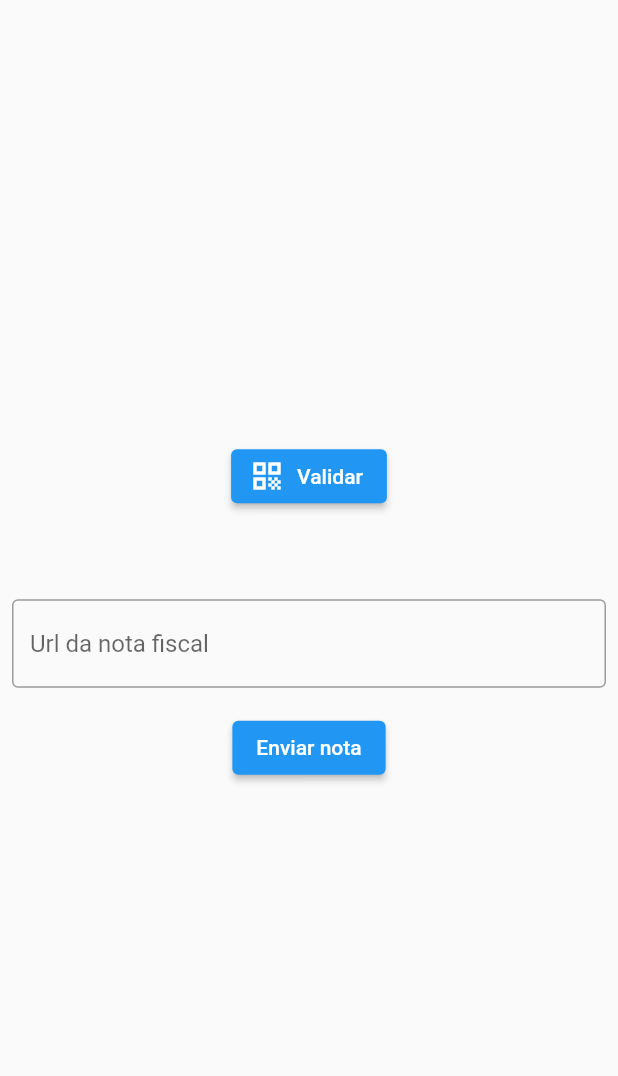
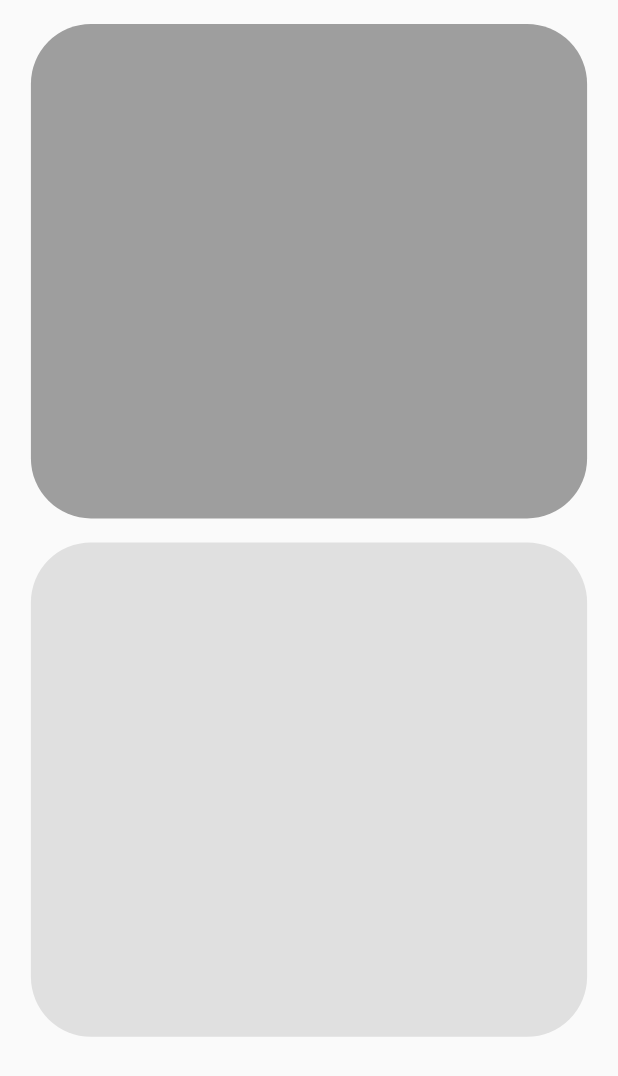
Before and after one commit to lucasbarretoluz/AppGerenciamentoFinanceiro, a Flutter app: the QRCodePage screen opened directly, on a phone screen of 412 x 824 dp. Shown: the top 1076 px of the screen. Run offline on Flutter 3.47's test engine with Material 2 defaults, Android fonts, the phone set to English and light mode, and no system bars; our stand-ins replace cloud_firestore, firebase_auth, firebase_core, table_calendar; missing offline and left inert: flutter_barcode_scanner; accounts and stored records are empty.

Commit message:
Construção tela captura de nota fiscal

```diff
--- a/flutter_application/lib/src/pages/mainPage.dart
+++ b/flutter_application/lib/src/pages/mainPage.dart
@@ -128,7 +128,7 @@ class _MainPageState extends State<MainPage> {
                 child: Column(
                   crossAxisAlignment: CrossAxisAlignment.start,
                   children: <Widget>[
-                    _appBar(),
+                    // _appBar(),
                     Expanded(
                       child: AnimatedSwitcher(
                         duration: Duration(milliseconds: 300),
--- a/flutter_application/lib/src/pages/qrcodePage.dart
+++ b/flutter_application/lib/src/pages/qrcodePage.dart
@@ -1,4 +1,5 @@
 import 'package:flutter/material.dart';
+import 'package:flutter_application/src/themes/light_color.dart';
 import 'package:flutter_barcode_scanner/flutter_barcode_scanner.dart';
 import 'dart:async';
 
@@ -10,8 +11,12 @@ class QRCodePage extends StatefulWidget {
 }
 
 class _QRCodePageState extends State<QRCodePage> {
+  late double height, width;
+
   String ticket = '';
   List<String> tickets = [];
+
+  get children => null;
 
   readQRCode() async {
     String code = await FlutterBarcodeScanner.scanBarcode(
@@ -39,43 +44,78 @@ class _QRCodePageState extends State<QRCodePage> {
 
   @override
   Widget build(BuildContext context) {
+    height = MediaQuery.of(context).size.height;
+    width = MediaQuery.of(context).size.width;
     return Scaffold(
-      body: Container(
-        width: MediaQuery.of(context).size.width,
-        child: Column(
-          mainAxisAlignment: MainAxisAlignment.center,
-          crossAxisAlignment: CrossAxisAlignment.center,
+      body: Stack(
         children: [
-            if (ticket != '')
-              Padding(
-                padding: EdgeInsets.only(bottom: 24.0),
-                child: Text(
-                  'Ticket: $ticket',
-                  style: TextStyle(fontSize: 20),
+          Column(
+            children: [
+              SizedBox(height: 16),
+              Center(
+                child: Container(
+                  // padding: const EdgeInsets.only(left: 16.0, right: 16.0),
+                  height: height * .4,
+                  width: width * .9,
+                  decoration: BoxDecoration(
+                    color: Colors.grey[500],
+                    borderRadius: BorderRadius.circular(40),
                   ),
                 ),
-            ElevatedButton.icon(
-              onPressed: readQRCode,
-              icon: Icon(Icons.qr_code),
-              label: Text('Validar'),
               ),
-            const SizedBox(height: 50),
-            Padding(
-              padding: const EdgeInsets.all(8.0),
-              child: TextField(
-                decoration: InputDecoration(
-                    hintText: 'Url da nota fiscal',
-                    border: OutlineInputBorder()),
+              SizedBox(height: 16),
+              Center(
+                child: Container(
+                  height: height * .4,
+                  width: width * .9,
+                  decoration: BoxDecoration(
+                    color: Colors.grey[300],
+                    borderRadius: BorderRadius.circular(40),
                   ),
                 ),
-            Padding(
-              padding: const EdgeInsets.all(8.0),
-              child:
-                  ElevatedButton(onPressed: () {}, child: Text('Enviar nota')),
               ),
             ],
           ),
+        ],
       ),
+
+      // body: Container(
+      //   height: MediaQuery.of(context).size.height,
+      //   width: MediaQuery.of(context).size.width,
+      //   child: Column(
+      //     mainAxisAlignment: MainAxisAlignment.center,
+      //     crossAxisAlignment: CrossAxisAlignment.center,
+      //     children: [
+      //       if (ticket != '')
+      //         Padding(
+      //           padding: EdgeInsets.only(bottom: 24.0),
+      //           child: Text(
+      //             'Ticket: $ticket',
+      //             style: TextStyle(fontSize: 20),
+      //           ),
+      //         ),
+      //       ElevatedButton.icon(
+      //         onPressed: readQRCode,
+      //         icon: Icon(Icons.qr_code),
+      //         label: Text('Validar'),
+      //       ),
+      //       const SizedBox(height: 50),
+      //       Padding(
+      //         padding: const EdgeInsets.all(8.0),
+      //         child: TextField(
+      //           decoration: InputDecoration(
+      //               hintText: 'Url da nota fiscal',
+      //               border: OutlineInputBorder()),
+      //         ),
+      //       ),
+      //       Padding(
+      //         padding: const EdgeInsets.all(8.0),
+      //         child:
+      //             ElevatedButton(onPressed: () {}, child: Text('Enviar nota')),
+      //       ),
+      //     ],
+      //   ),
+      // ),
     );
   }
 }
--- a/flutter_application/pubspec.yaml
+++ b/flutter_application/pubspec.yaml
@@ -48,7 +48,8 @@ flutter:
 
   # To add assets to your application, add an assets section, like this:
   assets:
-   - assets/
+   - assets/images/qrcode.png
+
   #  - images/a_dot_ham.jpeg
 
   # An image asset can refer to one or more resolution-specific "variants", see
```
Also changed, not shown: flutter_application/assets/images/qrcode.png (added). Lines whose indentation alone changed are shown as unchanged.
